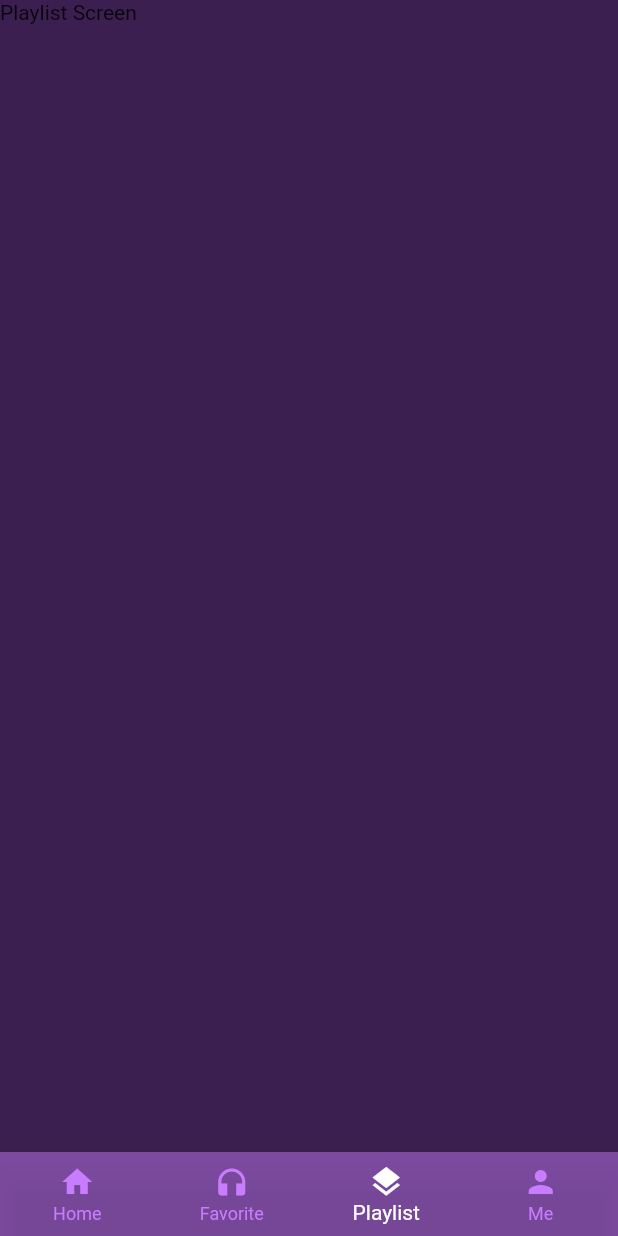
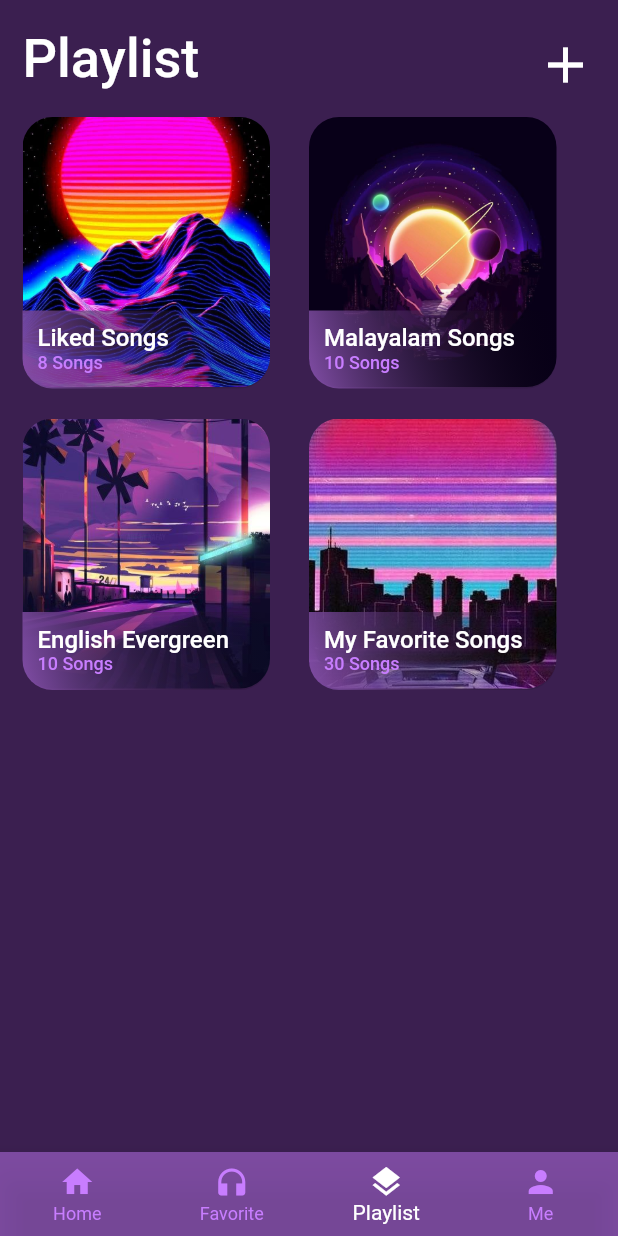
Before and after one commit to mvharikrishnan/Nirvana_Music_Player, a Flutter app: the screen it shows after launch, item 3 of the bottom bar chosen, on a phone screen of 412 x 824 dp. Run offline on Flutter 3.47's test engine with Material 2 defaults, Android fonts, the phone set to English and light mode, and no system bars; our stand-ins replace animated_text_kit, percent_indicator.

Commit message:
Upto Playlist Viewing screen

```diff
--- a/lib/screens/playlistScreen.dart
+++ b/lib/screens/playlistScreen.dart
@@ -1,6 +1,7 @@
 import 'package:flutter/material.dart';
 import 'package:flutter/src/foundation/key.dart';
 import 'package:flutter/src/widgets/framework.dart';
+import 'package:nirvana/widgets/playlistGridTile.dart';
 
 class PlaylistScreen extends StatelessWidget {
   const PlaylistScreen({Key? key}) : super(key: key);
@@ -9,7 +10,68 @@ class PlaylistScreen extends StatelessWidget {
   Widget build(BuildContext context) {
     return Scaffold(
       backgroundColor: Color(0xFF3B1F50),
-      body: Text('Playlist Screen'),
+      body: SafeArea(
+        child: Padding(
+          padding: const EdgeInsets.all(15.0),
+          child: Column(
+            children: [
+              Row(
+                mainAxisAlignment: MainAxisAlignment.spaceBetween,
+                children: [
+                  Text(
+                    'Playlist',
+                    style: TextStyle(
+                        color: Colors.white,
+                        fontSize: 36,
+                        fontWeight: FontWeight.w500),
+                  ),
+                  IconButton(
+                    onPressed: () {},
+                    icon: Icon(
+                      Icons.add,
+                      size: 40,
+                      color: Colors.white,
+                    ),
+                  ),
+                ],
+              ),
+              SizedBox(
+                height: 15,
+              ),
+              Expanded(
+                child: GridView.count(
+
+                  mainAxisSpacing: 10,
+                  shrinkWrap: true,
+                  crossAxisCount: 2,
+                  children: [
+                    PlaylistGridTile(
+                        PlaylistTitle: 'Liked Songs',
+                        PlaylistSongCount: '8 Songs',
+                        PlaylistBackgroundImage:
+                            'assets/images/ArtisticIMage.jpg'),
+                    PlaylistGridTile(
+                        PlaylistTitle: 'Malayalam Songs',
+                        PlaylistSongCount: '10 Songs',
+                        PlaylistBackgroundImage:
+                            'assets/images/PlaylistImage3.jpg'),
+                    PlaylistGridTile(
+                        PlaylistTitle: 'English Evergreen',
+                        PlaylistSongCount: '10 Songs',
+                        PlaylistBackgroundImage:
+                            'assets/images/PlaylistImage2.jpg'),
+                    PlaylistGridTile(
+                        PlaylistTitle: 'My Favorite Songs',
+                        PlaylistSongCount: '30 Songs',
+                        PlaylistBackgroundImage:
+                            'assets/images/Vaporwave Lamborghini.jpg'),
+                  ],
+                ),
+              )
+            ],
+          ),
+        ),
+      ),
     );
   }
 }
--- a/lib/screens/settingsScreen.dart
+++ b/lib/screens/settingsScreen.dart
@@ -9,6 +9,7 @@ class SettingsScreen extends StatelessWidget {
   Widget build(BuildContext context) {
     return Scaffold(
       appBar: AppBar(
+        elevation: 0,
         backgroundColor: Color(0xFF3B1F50),
       ),
       backgroundColor: Color(0xFF3B1F50),
--- /dev/null
+++ b/lib/widgets/playlistGridTile.dart
@@ -0,0 +1,94 @@
+import 'package:flutter/cupertino.dart';
+import 'package:flutter/material.dart';
+import 'package:flutter/src/foundation/key.dart';
+import 'package:flutter/src/widgets/framework.dart';
+import 'package:nirvana/screens/playlistViewingScreen.dart';
+
+class PlaylistGridTile extends StatelessWidget {
+  const PlaylistGridTile({
+    Key? key,
+    required this.PlaylistTitle,
+    required this.PlaylistSongCount,
+    required this.PlaylistBackgroundImage,
+  }) : super(key: key);
+  final String PlaylistTitle;
+  final String PlaylistSongCount;
+  final String PlaylistBackgroundImage;
+
+  @override
+  Widget build(BuildContext context) {
+    return GestureDetector(
+      onTap: () {
+        Navigator.of(context).push(
+          MaterialPageRoute(
+            builder: (ctx) => PlaylistViewingScreen(
+              Title: PlaylistTitle,
+              SongCount: PlaylistSongCount,
+              image: PlaylistBackgroundImage,
+            ),
+          ),
+        );
+      },
+      child: Stack(
+        children: [
+          Container(
+            height: 180,
+            width: 165,
+            decoration: BoxDecoration(
+              borderRadius: BorderRadius.circular(20),
+              image: DecorationImage(
+                image: AssetImage(PlaylistBackgroundImage),
+                fit: BoxFit.cover,
+              ),
+            ),
+          ),
+          Positioned(
+            bottom: 10.01,
+            child: Container(
+              height: 52,
+              width: 165,
+              decoration: BoxDecoration(
+                borderRadius: BorderRadius.only(
+                  bottomRight: Radius.circular(20),
+                  bottomLeft: Radius.circular(20),
+                ),
+                gradient: LinearGradient(
+                  begin: Alignment.bottomLeft,
+                  end: Alignment.topRight,
+                  colors: [
+                    Color(0xFF824EA7),
+                    Colors.transparent,
+                  ],
+                ),
+              ),
+              child: Padding(
+                padding: const EdgeInsets.only(left: 10, bottom: 10),
+                child: Column(
+                  mainAxisAlignment: MainAxisAlignment.end,
+                  crossAxisAlignment: CrossAxisAlignment.start,
+                  children: [
+                    Text(
+                      PlaylistTitle,
+                      style: TextStyle(
+                          fontSize: 16,
+                          color: Colors.white,
+                          fontWeight: FontWeight.w500),
+                    ),
+                    Text(
+                      PlaylistSongCount,
+                      style: TextStyle(
+                        fontSize: 12,
+                        fontWeight: FontWeight.w500,
+                        color: Color(0xFFC87DFF),
+                      ),
+                    ),
+                  ],
+                ),
+              ),
+            ),
+          ),
+        ],
+      ),
+    );
+  }
+}
```
Also changed, not shown: lib/screens/addPlaylist.dart (added, +88 -0 lines), lib/screens/playlistViewingScreen.dart (added, +82 -0 lines), lib/screens/songPlayScreen.dart (+8 -1 lines), lib/widgets/addtoplaylistTile.dart (added, +51 -0 lines).
